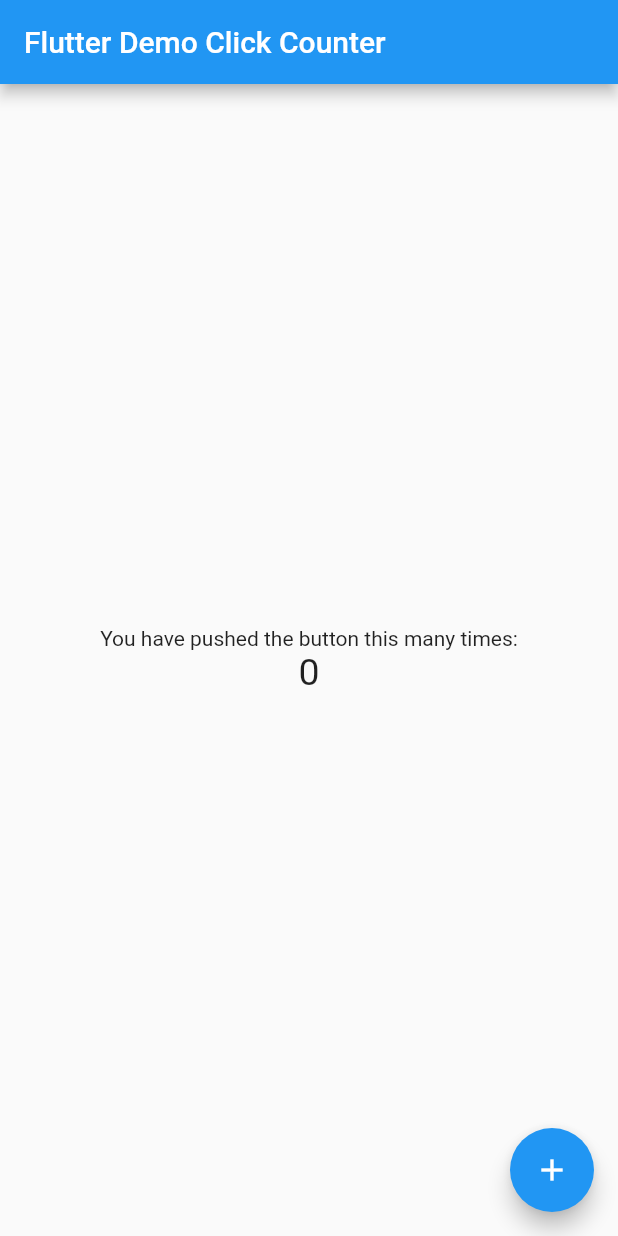
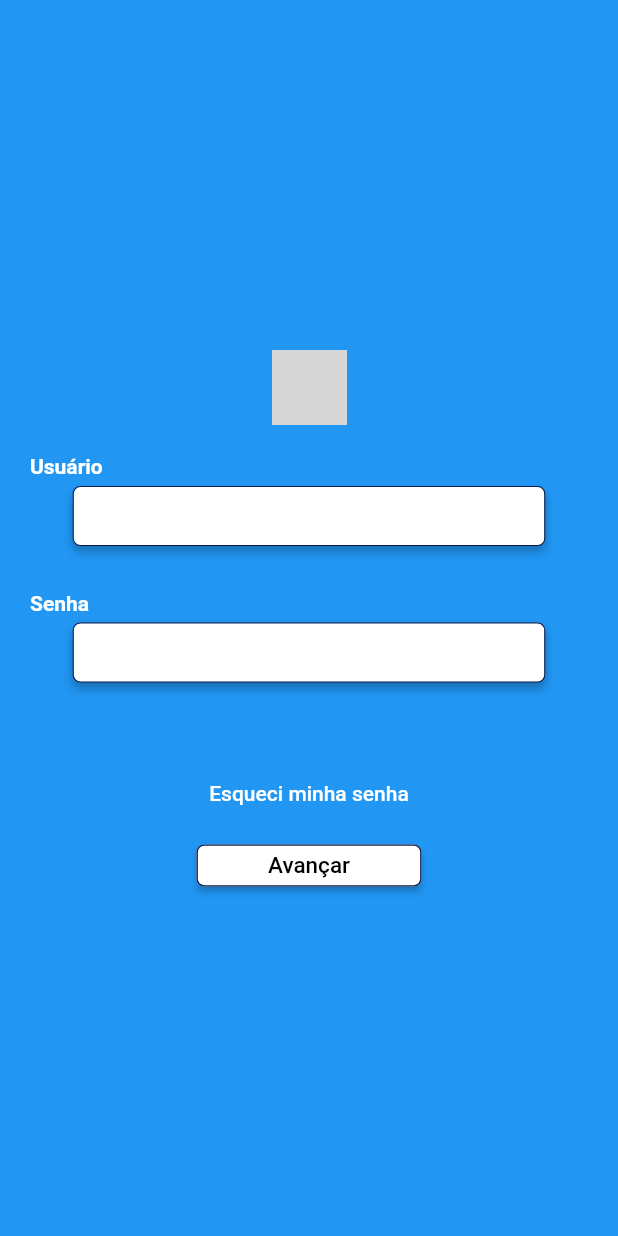
Before and after one commit to Thay-de-Oliveira/FrontEnd-ProjetoAplicado, a Flutter app: the screen it shows after launch, on a phone screen of 412 x 824 dp. Run offline on Flutter 3.47's test engine with Material 2 defaults, Android fonts, the phone set to English and light mode, and no system bars; grey boxes are pictures that could not be loaded.

```diff
--- a/lib/main.dart
+++ b/lib/main.dart
@@ -1,90 +1,178 @@
 import 'package:flutter/material.dart';
 
-void main() => runApp(const MyApp());
+void main() => runApp(LoginApp());
 
-class MyApp extends StatelessWidget {
-  const MyApp({super.key});
-  static const String _title = 'Flutter Stateful Clicker Counter';
-  // This widget is the root of your application.
+class LoginApp extends StatelessWidget {
   @override
   Widget build(BuildContext context) {
     return MaterialApp(
-      title: _title,
+      title: 'Tela de Login - Projeto aplicado',
       theme: ThemeData(
         primarySwatch: Colors.blue,
       ),
-      home: const MyHomePage(),
+      home: LoginPage(),
     );
   }
 }
 
-class MyHomePage extends StatefulWidget {
-  const MyHomePage({super.key});
-  // This widget is the home page of your application. It is stateful, meaning
-  // that it has a State object (defined below) that contains fields that affect
-  // how it looks.
-  // This class is the configuration for the state.
+class LoginPage extends StatefulWidget {
   @override
-  _MyHomePageState createState() => _MyHomePageState();
+  _LoginPageState createState() => _LoginPageState();
 }
 
-class _MyHomePageState extends State<MyHomePage> {
-  int _counter = 0;
-
-  void _incrementCounter() {
-    setState(() {
-      // This call to setState tells the Flutter framework that something has
-      // changed in this State, which causes it to rerun the build method below
-      // so that the display can reflect the updated values. If we changed
-      // _counter without calling setState(), then the build method would not be
-      // called again, and so nothing would appear to happen.
-      _counter++;
-    });
-  }
+class _LoginPageState extends State<LoginPage> {
+  TextEditingController _usernameController = TextEditingController();
+  TextEditingController _passwordController = TextEditingController();
 
   @override
   Widget build(BuildContext context) {
-    // This method is rerun every time setState is called, for instance as done
-    // by the _incrementCounter method above.
-    //
-    // The Flutter framework has been optimized to make rerunning build methods
-    // fast, so that you can just rebuild anything that needs updating rather
-    // than having to individually change instances of widgets.
     return Scaffold(
-      appBar: AppBar(
-        // Here we take the value from the MyHomePage object that was created by
-        // the App.build method, and use it to set our appbar title.
-        title: const Text('Flutter Demo Click Counter'),
-      ),
+      backgroundColor: Colors.blue,
       body: Center(
-        // Center is a layout widget. It takes a single child and positions it
-        // in the middle of the parent.
-        child: Column(
-          // Column is also a layout widget. It takes a list of children and
-          // arranges them vertically. By default, it sizes itself to fit its
-          // children horizontally, and tries to be as tall as its parent.
-          //
-          // Column has various properties to control how it sizes itself and
-          // how it positions its children. Here we use mainAxisAlignment to
-          // center the children vertically; the main axis here is the vertical
-          // axis because Columns are vertical (the cross axis would be
-          // horizontal).
-          mainAxisAlignment: MainAxisAlignment.center,
-          children: <Widget>[
-            const Text(
-              'You have pushed the button this many times:',
-            ),
-            Text(
-              '$_counter',
-              style: const TextStyle(fontSize: 25),
-            ),
-          ],
+        child: Padding(
+          padding: EdgeInsets.all(20.0),
+          child: Column(
+            mainAxisAlignment: MainAxisAlignment.center,
+            crossAxisAlignment: CrossAxisAlignment.center,
+            children: <Widget>[
+              //LOGO
+              Container(
+                margin: EdgeInsets.only(
+                    bottom: 20.0), // Espaçamento abaixo da imagem
+                child: Image.asset('assets/imagens/logo.png', width: 50),
+              ),
+
+              //USUÁRIO
+              Container(
+                alignment: Alignment
+                    .centerLeft, // Alinha o texto com o início do campo
+                child: Text(
+                  'Usuário',
+                  style: TextStyle(
+                    color: Colors.white,
+                    fontWeight: FontWeight.bold,
+                  ),
+                ),
+              ),
+              SizedBox(height: 5), //Espaçamento entre o texto e o campo
+
+              //Campo de login
+              Container(
+                width: 315,
+                height: 40,
+                decoration: ShapeDecoration(
+                  color: Colors.white,
+                  shape: RoundedRectangleBorder(
+                    side: BorderSide(width: 0.70, color: Color(0xFF091B4A)),
+                    borderRadius: BorderRadius.circular(5),
+                  ),
+                  shadows: [
+                    BoxShadow(
+                      color: Color(0x3F000000),
+                      blurRadius: 4,
+                      offset: Offset(0, 4),
+                      spreadRadius: 0,
+                    ),
+                  ],
+                ),
+                child: TextField(
+                  controller: _usernameController,
+                  decoration: InputDecoration(
+                    border: InputBorder.none,
+                    contentPadding: EdgeInsets.all(10.0),
+                  ),
+                ),
+              ),
+              SizedBox(height: 30),
+
+              //Texto SENHA
+              Container(
+                alignment: Alignment
+                    .centerLeft, // Alinha o texto com o início do campo
+                child: Text(
+                  'Senha',
+                  style: TextStyle(
+                    color: Colors.white,
+                    fontWeight: FontWeight.bold,
+                  ),
+                ),
+              ),
+              SizedBox(height: 5), //Espaçamento entre o texto e o campo
+
+              //Campo de senha
+              Container(
+                //Senha
+                width: 315,
+                height: 40,
+                decoration: ShapeDecoration(
+                  color: Colors.white,
+                  shape: RoundedRectangleBorder(
+                    side: BorderSide(width: 0.70, color: Color(0xFF091B4A)),
+                    borderRadius: BorderRadius.circular(5),
+                  ),
+                  shadows: [
+                    BoxShadow(
+                      color: Color(0x3F000000),
+                      blurRadius: 4,
+                      offset: Offset(0, 4),
+                      spreadRadius: 0,
+                    ),
+                  ],
+                ),
+                child: TextField(
+                  controller: _passwordController,
+                  obscureText: true,
+                  decoration: InputDecoration(
+                    border: InputBorder.none,
+                    contentPadding: EdgeInsets.all(10.0),
+                  ),
+                ),
+              ),
+
+              SizedBox(
+                  height:
+                      50), // Espaço entre os campos e o link "Esqueci minha senha"
+              TextButton(
+                onPressed: () {
+                  // Implementar a lógica de recuperação de senha aqui
+                  print('Esqueci minha senha');
+                },
+                child: Text(
+                  'Esqueci minha senha',
+                  style: TextStyle(color: Colors.white),
+                ),
+              ),
+
+              SizedBox(height: 10),
+              Container(
+                //Botão
+                width: 150,
+                height: 28,
+                child: ElevatedButton(
+                  onPressed: () {
+                    // Implementar a lógica de autenticação aqui
+                    String username = _usernameController.text;
+                    String password = _passwordController.text;
+                    print('Usuário: $username, Senha: $password');
+                  },
+                  style: ElevatedButton.styleFrom(
+                    primary: Colors.white,
+                    shape: RoundedRectangleBorder(
+                      borderRadius: BorderRadius.circular(5),
+                      side: BorderSide(width: 0.90, color: Color(0xFF091B4A)),
+                    ),
+                  ),
+                  child: Text(
+                    'Avançar',
+                    style: TextStyle(
+                        color: Colors.black,
+                        fontSize: 15), // Altera a cor do texto
+                  ),
+                ),
+              ),
+            ],
+          ),
         ),
-      ),
-      floatingActionButton: FloatingActionButton(
-        onPressed: _incrementCounter,
-        tooltip: 'Increment',
-        child: const Icon(Icons.add),
       ),
     );
   }
--- a/pubspec.yaml
+++ b/pubspec.yaml
@@ -43,8 +43,8 @@ flutter:
   uses-material-design: true
 
   # To add assets to your application, add an assets section, like this:
-  # assets:
-  #  - images/a_dot_burr.jpeg
+assets:
+  - assets/imagens/logo.png
   #  - images/a_dot_ham.jpeg
 
   # An image asset can refer to one or more resolution-specific "variants", see
```
Also changed, not shown: assets/imagens/logo.png (added).
